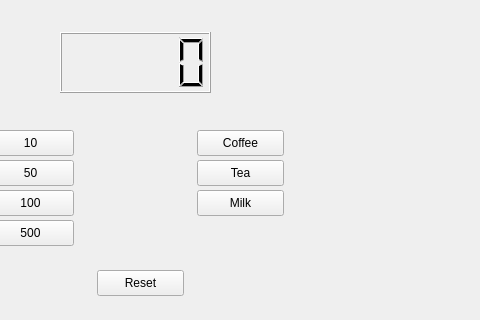
Jiho010710/Vending-Machine, file widget.ui: the form before one commit; both pictures show x 173 to 653 and y 0 to 320 of the 800 by 600 pixel window.
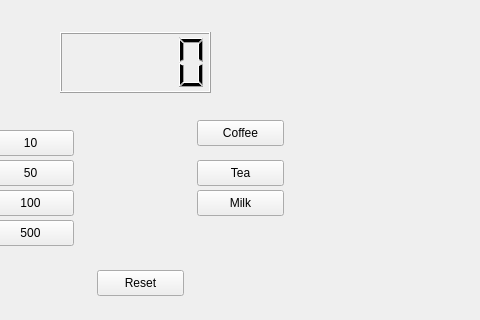
The form after the commit.

Commit message: test: update vending machine

Diff of the .ui file:
```diff
--- a/widget.ui
+++ b/widget.ui
@@ -79,7 +79,7 @@
    <property name="geometry">
     <rect>
      <x>370</x>
-     <y>130</y>
+     <y>120</y>
      <width>87</width>
      <height>26</height>
     </rect>
```
